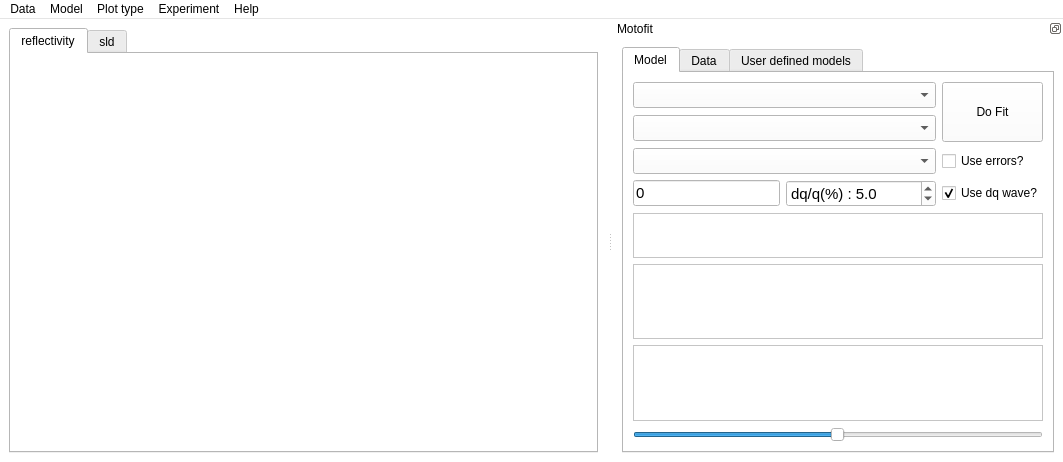
Old version of the form trunk/qt/Motofit.ui in the repository refnx/refnx.
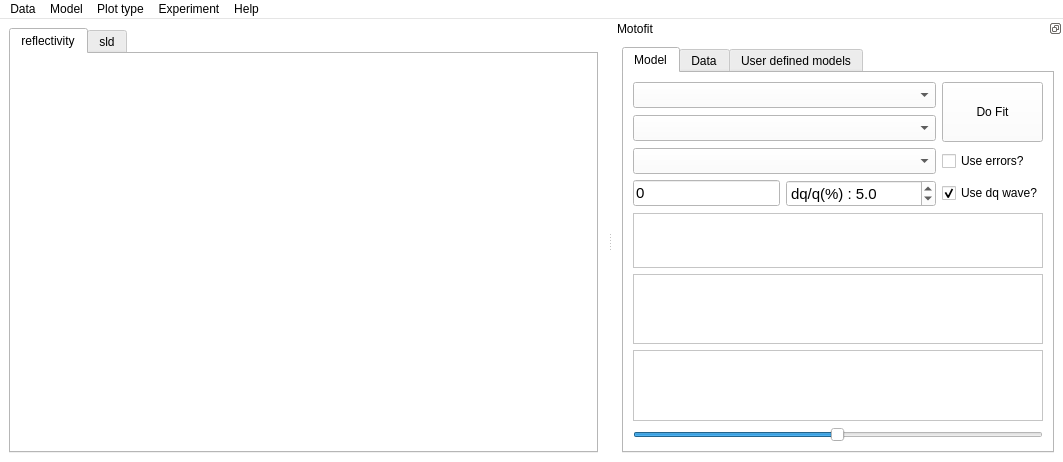
New version of the form.

Commit message: made the base layer view a bit bigger.

Patch:
```diff
--- a/trunk/qt/Motofit.ui
+++ b/trunk/qt/Motofit.ui
@@ -749,7 +749,7 @@
            <property name="maximumSize">
             <size>
              <width>16777215</width>
-             <height>45</height>
+             <height>55</height>
             </size>
            </property>
            <property name="font">
```
The commit also changes 1 other file.
